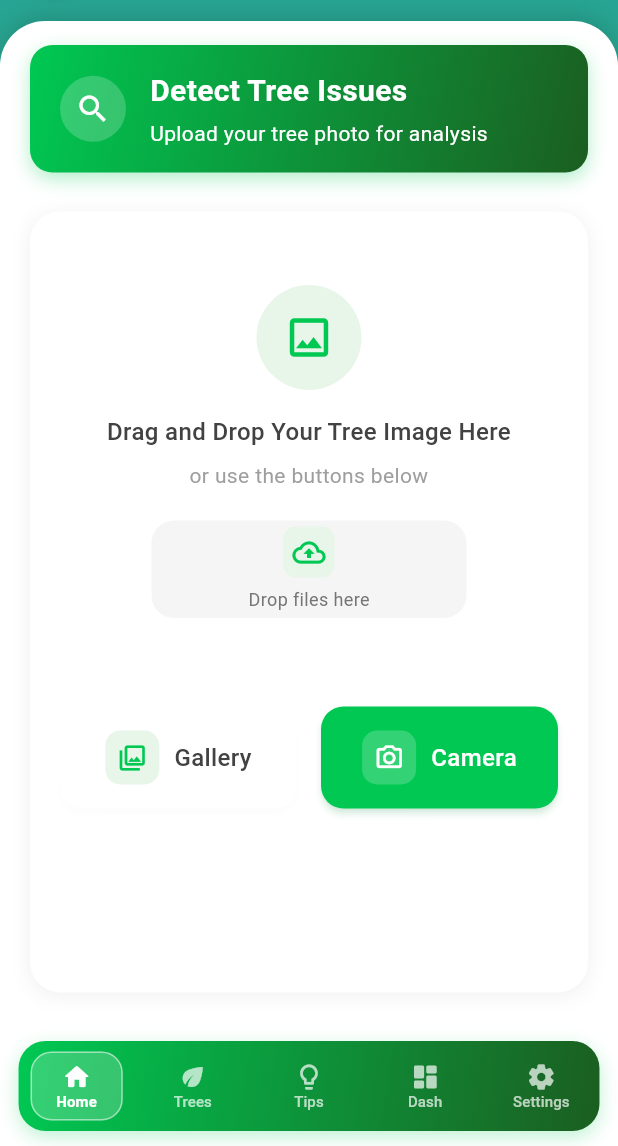
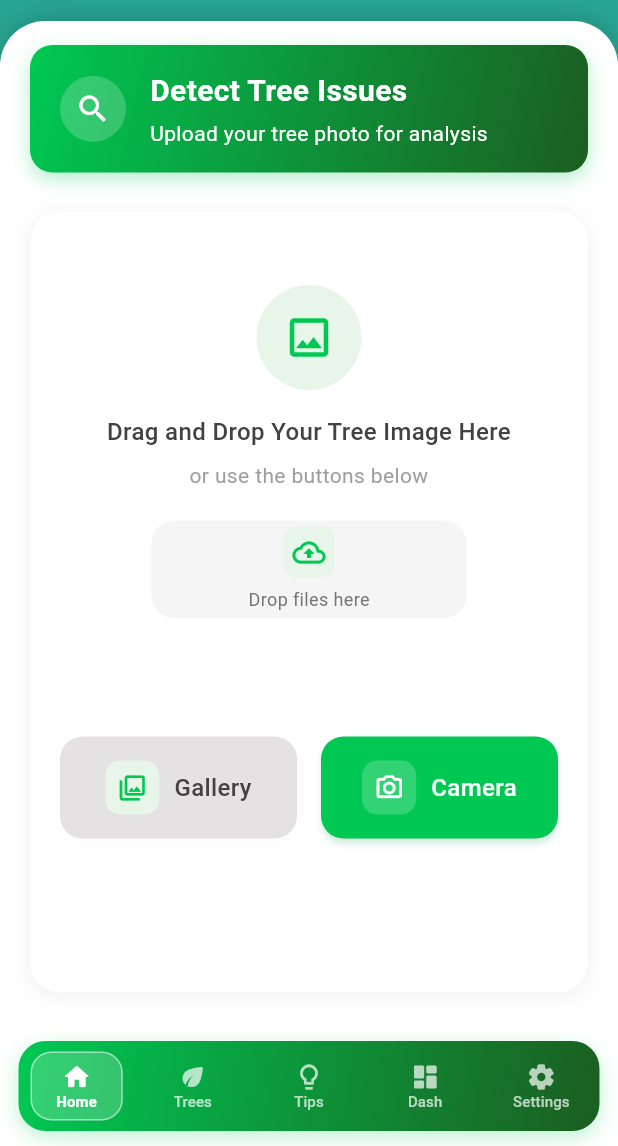
Before and after one commit to Senadheera-eng/Growmate, a Flutter app: the screen it shows once a user with an empty profile is signed in, on a phone screen of 412 x 824 dp, the part 90-1236 px from its top. Run offline on Flutter 3.47's test engine with Material 3 defaults, Android fonts, the light colour scheme and no system bars; our stand-ins replace cloud_firestore, firebase_auth, firebase_core, firebase_messaging, firebase_storage, flutter_local_notifications and 7 more; missing offline and left inert: tflite_flutter; accounts and stored records are empty.

Commit message:
Add spacing to upload section and update button color for better visibility

```diff
--- a/lib/drag_and_drop_section.dart
+++ b/lib/drag_and_drop_section.dart
@@ -646,7 +646,7 @@ class DragAndDropSection extends StatelessWidget {
                     height: 320,
                     child: _buildUploadSection(),
                   ),
-
+                const SizedBox(height: 20),
                 // Bottom buttons
                 Padding(
                   padding: const EdgeInsets.fromLTRB(20, 10, 20, 20),
@@ -743,7 +743,7 @@ class DragAndDropSection extends StatelessWidget {
     required VoidCallback? onTap,
   }) {
     return Material(
-      color: isPrimary ? const Color(0xFF00C853) : Colors.white,
+      color: isPrimary ? const Color(0xFF00C853) : const Color.fromARGB(255, 228, 226, 226),
       borderRadius: BorderRadius.circular(15),
       elevation: isProcessing ? 0 : 2,
       shadowColor: isPrimary
```
